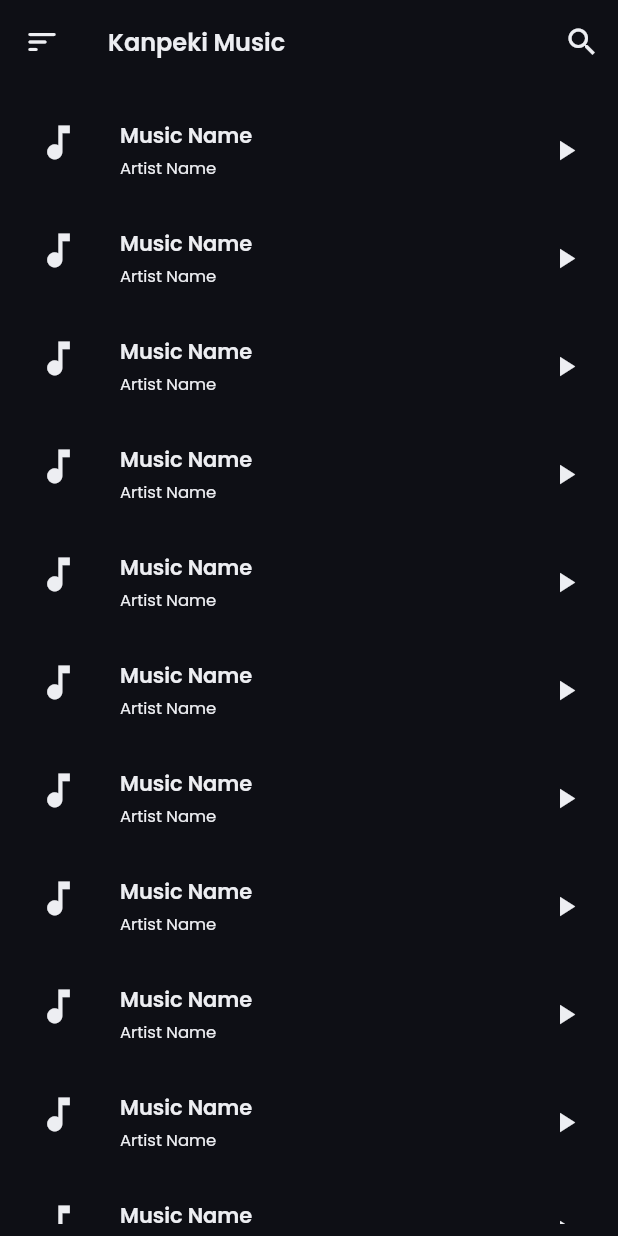
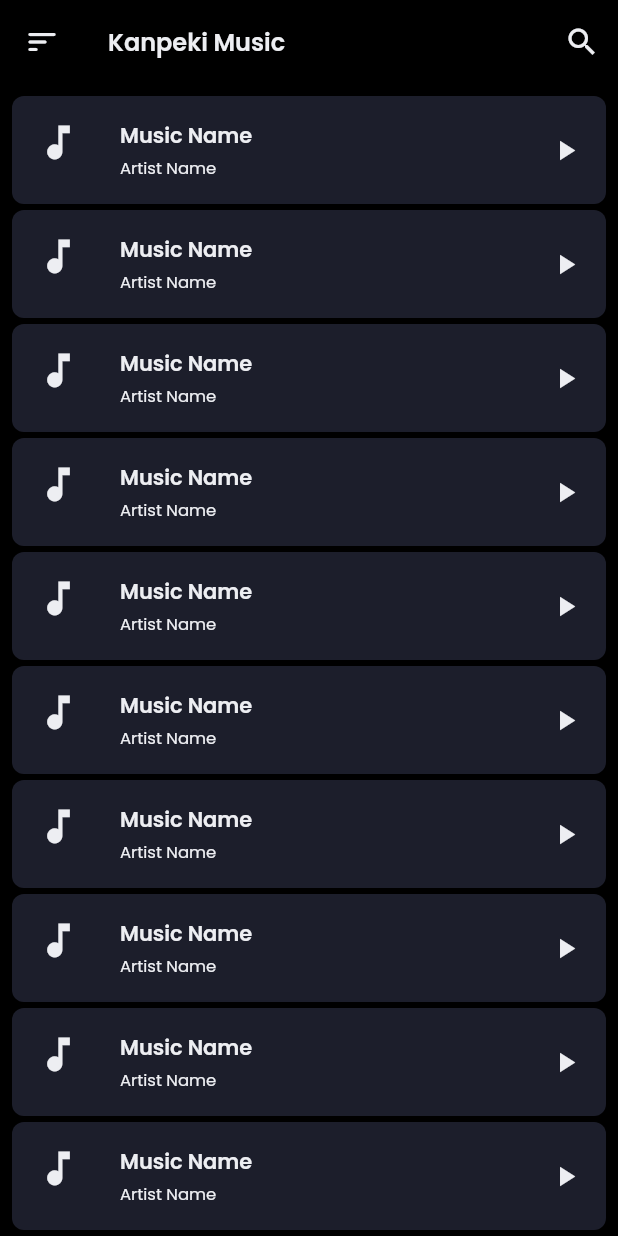
Before and after one commit to TheSGJ/kanpeki-music, a Flutter app: the screen it shows after launch, on a phone screen of 412 x 824 dp. Run offline on Flutter 3.47's test engine with Material 2 defaults, Android fonts, the light colour scheme and no system bars.

```diff
--- a/lib/consts/colors.dart
+++ b/lib/consts/colors.dart
@@ -1,6 +1,6 @@
 import 'package:flutter/material.dart';
 
-const bgColor = Color.fromARGB(255, 14, 15, 21);
+const bgColor = Color.fromARGB(255, 28, 30, 43);
 const whiteColor = Color.fromARGB(255, 237, 238, 242);
 const sliderColor = Color.fromARGB(255, 101, 113, 163);
 const buttonColor = Color.fromARGB(255, 207, 213, 28);
--- a/lib/views/home.dart
+++ b/lib/views/home.dart
@@ -8,8 +8,9 @@ class Home extends StatelessWidget {
   @override
   Widget build(BuildContext context) {
     return Scaffold(
-        backgroundColor: bgColor,
+        backgroundColor: bgDarkColor,
         appBar: AppBar(
+          backgroundColor: bgDarkColor,
           actions: [
             IconButton(
                 onPressed: () {},
@@ -27,13 +28,17 @@ class Home extends StatelessWidget {
         body: Padding(
           padding: const EdgeInsets.all(8.0),
           child: ListView.builder(
+              physics: const BouncingScrollPhysics(),
               itemCount: 100,
               itemBuilder: (BuildContext context, int index) {
                 return Container(
-                    decoration: BoxDecoration(
-                      borderRadius: BorderRadius.circular(10),
-                    ),
+                    margin: const EdgeInsets.only(bottom: 4),
+
                     child: ListTile(
+                      shape: RoundedRectangleBorder(
+                        borderRadius: BorderRadius.circular(8)
+                      ),
+                      tileColor: bgColor,
                       title: Text(
                         "Music Name",
                         style: ourStyle(family: bold, size: 14),
@@ -47,8 +52,8 @@ class Home extends StatelessWidget {
                         color: whiteColor,
                         size: 30,
                       ),
-                      trailing:
-                          const Icon(Icons.play_arrow, color: whiteColor, size: 22),
+                      trailing: const Icon(Icons.play_arrow,
+                          color: whiteColor, size: 22),
                     ));
               }),
         ));
```
Also changed, not shown: 1 other file.
